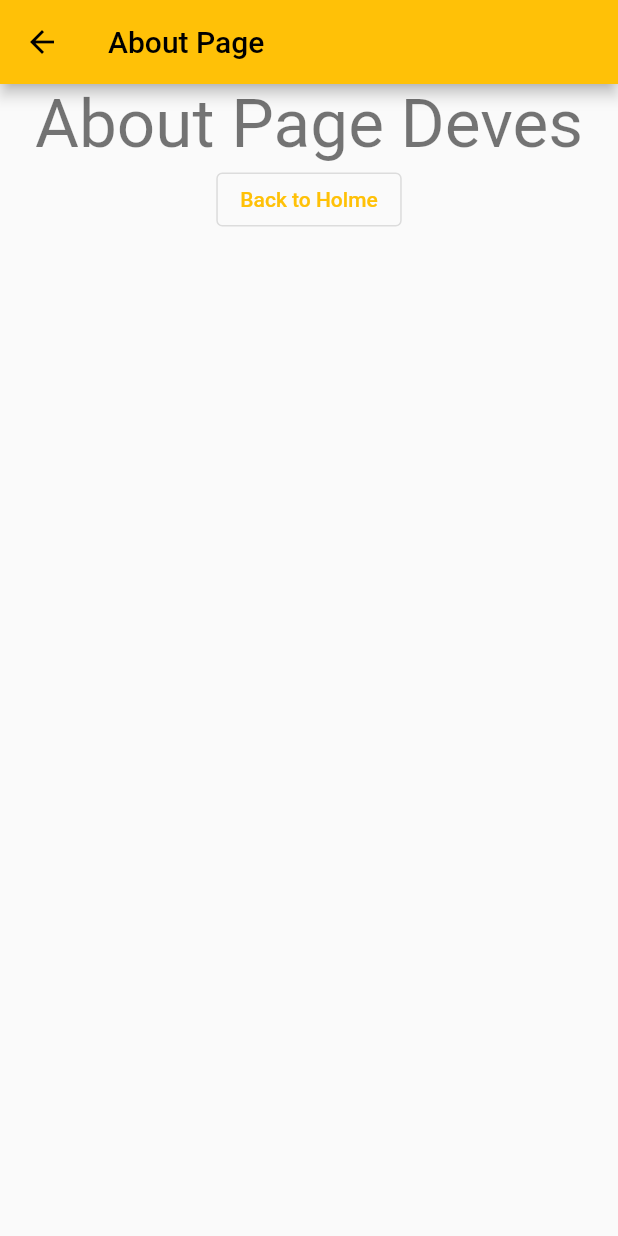
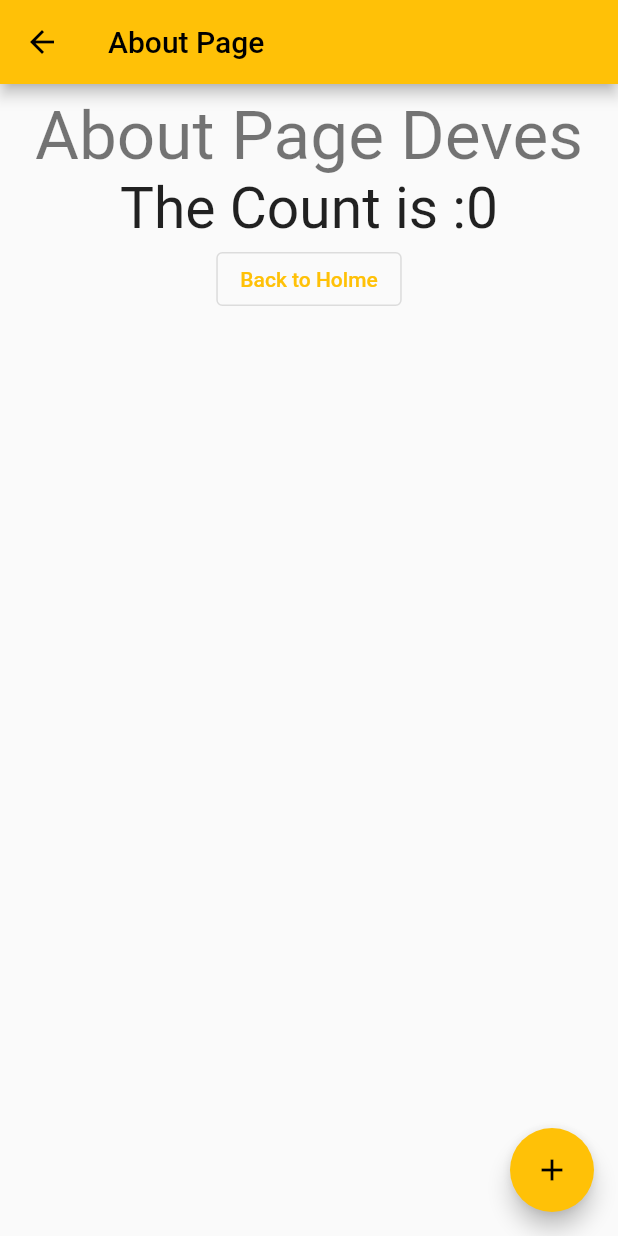
Before and after one commit to piumal96/Api_Testing, a Flutter app: the screen it shows after launch, after a tap on "About", on a phone screen of 412 x 824 dp. Run offline on Flutter 3.47's test engine with Material 2 defaults, Android fonts, the phone set to English and light mode, and no system bars; our stand-ins replace google_fonts; Roboto replaces fonts that are missing (Chilanka).

Commit message:
Added ststefull widget and count

```diff
--- a/lib/pages/about.dart
+++ b/lib/pages/about.dart
@@ -1,34 +1,64 @@
 import 'package:flutter/material.dart';
+import 'package:google_fonts/google_fonts.dart';
 import 'package:testapp/pages/home.dart';
 
-class AboutArgument{
+class AboutArgument {
   final String name;
 
   AboutArgument({required this.name});
 }
 
-class About extends StatelessWidget {
+class About extends StatefulWidget {
   const About({Key? key}) : super(key: key);
-  static const routeName="/About";
+  static const routeName = "/About";
+
+  @override
+  State<About> createState() => _AboutState();
+}
+
+class _AboutState extends State<About> {
+  int count = 0;
+
+  void onIncrement() {
+    setState(() {
+      count++;
+    });
+  }
 
   @override
   Widget build(BuildContext context) {
-    final AboutArgument args = ModalRoute.of(context)?.settings.arguments as AboutArgument;
+    final AboutArgument args =
+        ModalRoute.of(context)?.settings.arguments as AboutArgument;
     return Scaffold(
       appBar: AppBar(
         title: Text("About Page"),
       ),
-      body: Center(
+      body: Container(
+        padding: EdgeInsets.all(8),
         child: Column(
+          crossAxisAlignment: CrossAxisAlignment.center,
           children: [
-            Text("About Page ${args.name}",style: Theme.of(context).textTheme.headline3,),
-            OutlinedButton(onPressed: (){
-              Navigator.of(context).pushNamed(Home.routename);
-            }, child: Text("Back to Holme")),
+            SizedBox(
+              width: double.infinity,
+            ),
+            Text(
+              "About Page ${args.name}",
+              style: Theme.of(context).textTheme.headline3,
+            ),
+            Text(
+              "The Count is :$count",
+              style: GoogleFonts.chilanka(fontSize: 38),
+            ),
+            OutlinedButton(
+                onPressed: () {
+                  Navigator.of(context).pushNamed(Home.routename);
+                },
+                child: Text("Back to Holme")),
           ],
         ),
       ),
-
+      floatingActionButton:
+          FloatingActionButton(child: Icon(Icons.add), onPressed: onIncrement),
     );
   }
 }
--- a/pubspec.yaml
+++ b/pubspec.yaml
@@ -34,6 +34,7 @@ dependencies:
   # The following adds the Cupertino Icons font to your application.
   # Use with the CupertinoIcons class for iOS style icons.
   cupertino_icons: ^1.0.2
+  google_fonts: ^3.0.1
 
 dev_dependencies:
   flutter_test:
```
Also changed, not shown: pubspec.lock.
